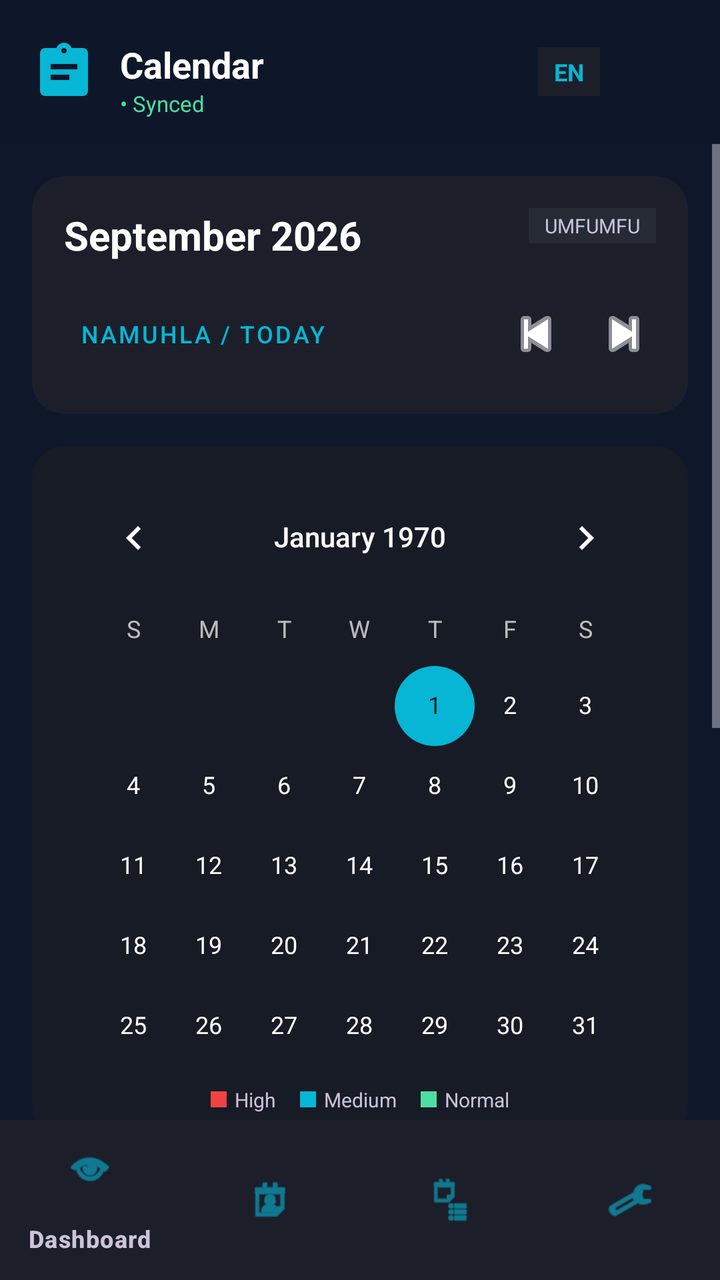
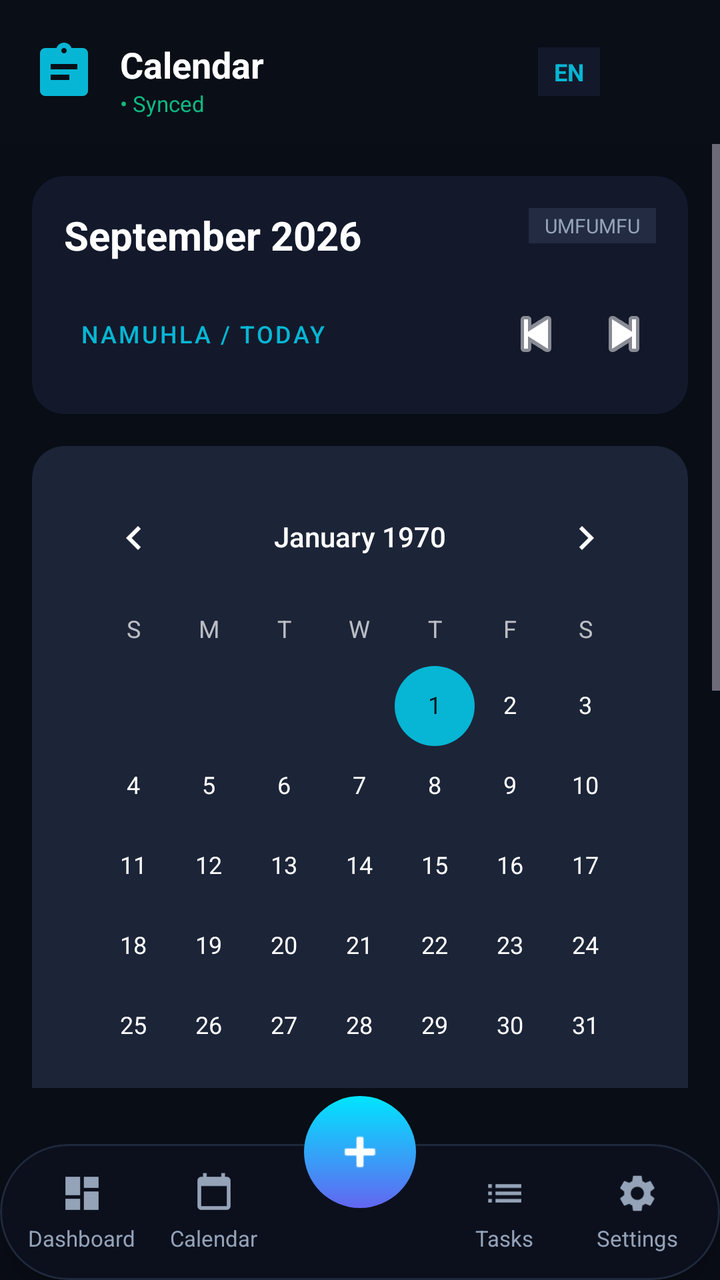

Compare the two renders of this Android layout. The source of the first and the diff that turns it into the second are given below.
<!-- AndroidManifest.xml: application theme Theme.AssignmentPlanner -->
<!-- res/layout/activity_calendar.xml -->
<?xml version="1.0" encoding="utf-8"?>
<androidx.constraintlayout.widget.ConstraintLayout xmlns:android="http://schemas.android.com/apk/res/android"
    xmlns:app="http://schemas.android.com/apk/res-auto"
    xmlns:tools="http://schemas.android.com/tools"
    android:id="@+id/main"
    android:layout_width="match_parent"
    android:layout_height="match_parent"
    android:background="@color/bg_gradient_start">

    
    <androidx.constraintlayout.widget.ConstraintLayout
        android:id="@+id/cl_calendar_header_bar"
        android:layout_width="match_parent"
        android:layout_height="72dp"
        android:background="#1A0F131D"
        android:paddingHorizontal="16dp"
        app:layout_constraintTop_toTopOf="parent">

        <ImageView
            android:id="@+id/iv_logo"
            android:layout_width="32dp"
            android:layout_height="32dp"
            android:src="@drawable/ic_assignment_logo"
            app:layout_constraintBottom_toBottomOf="parent"
            app:layout_constraintStart_toStartOf="parent"
            app:layout_constraintTop_toTopOf="parent" />

        <TextView
            android:id="@+id/tv_header_title"
            android:layout_width="wrap_content"
            android:layout_height="wrap_content"
            android:layout_marginStart="12dp"
            android:text="Calendar"
            android:textColor="@color/text_primary"
            android:textSize="18sp"
            android:textStyle="bold"
            app:layout_constraintStart_toEndOf="@id/iv_logo"
            app:layout_constraintTop_toTopOf="@id/iv_logo" />

        <TextView
            android:id="@+id/tv_sync_status"
            android:layout_width="wrap_content"
            android:layout_height="wrap_content"
            android:text="• Synced"
            android:textColor="@color/tertiary_green"
            android:textSize="11sp"
            app:layout_constraintStart_toStartOf="@id/tv_header_title"
            app:layout_constraintTop_toBottomOf="@id/tv_header_title" />

        <LinearLayout
            android:layout_width="wrap_content"
            android:layout_height="wrap_content"
            android:gravity="center_vertical"
            android:orientation="horizontal"
            app:layout_constraintBottom_toBottomOf="parent"
            app:layout_constraintEnd_toEndOf="parent"
            app:layout_constraintTop_toTopOf="parent">

            <TextView
                android:layout_width="wrap_content"
                android:layout_height="wrap_content"
                android:background="@color/surface_container"
                android:paddingHorizontal="8dp"
                android:paddingVertical="4dp"
                android:text="EN"
                android:textColor="@color/accent_cyan"
                android:textSize="12sp"
                android:textStyle="bold" />

            <ImageView
                android:id="@+id/iv_profile_icon"
                android:layout_width="32dp"
                android:layout_height="32dp"
                android:layout_marginStart="12dp"
                android:src="@android:drawable/sym_def_app_icon"
                app:tint="@color/text_on_surface_variant" />
        </LinearLayout>
    </androidx.constraintlayout.widget.ConstraintLayout>

    
    <ScrollView
        android:layout_width="match_parent"
        android:layout_height="0dp"
        android:fillViewport="true"
        app:layout_constraintBottom_toTopOf="@id/bottom_nav"
        app:layout_constraintTop_toBottomOf="@id/cl_calendar_header_bar">

        <LinearLayout
            android:layout_width="match_parent"
            android:layout_height="wrap_content"
            android:orientation="vertical"
            android:padding="16dp">

            
            <com.google.android.material.card.MaterialCardView
                android:layout_width="match_parent"
                android:layout_height="wrap_content"
                android:layout_marginBottom="16dp"
                app:cardBackgroundColor="@color/surface_container"
                app:cardCornerRadius="16dp"
                app:strokeWidth="0dp">

                <LinearLayout
                    android:layout_width="match_parent"
                    android:layout_height="wrap_content"
                    android:orientation="vertical"
                    android:padding="16dp">

                    <androidx.constraintlayout.widget.ConstraintLayout
                        android:layout_width="match_parent"
                        android:layout_height="wrap_content"
                        android:layout_marginBottom="12dp">

                        <TextView
                            android:layout_width="wrap_content"
                            android:layout_height="wrap_content"
                            android:text="September 2026"
                            android:textColor="@color/text_primary"
                            android:textSize="20sp"
                            android:textStyle="bold"
                            app:layout_constraintStart_toStartOf="parent"
                            app:layout_constraintTop_toTopOf="parent" />

                        <TextView
                            android:layout_width="wrap_content"
                            android:layout_height="wrap_content"
                            android:background="@color/surface_container_high"
                            android:paddingHorizontal="8dp"
                            android:paddingVertical="2dp"
                            android:text="UMFUMFU"
                            android:textColor="@color/text_on_surface_variant"
                            android:textSize="10sp"
                            app:layout_constraintEnd_toEndOf="parent"
                            app:layout_constraintTop_toTopOf="parent" />
                    </androidx.constraintlayout.widget.ConstraintLayout>

                    <LinearLayout
                        android:layout_width="match_parent"
                        android:layout_height="wrap_content"
                        android:gravity="center_vertical"
                        android:orientation="horizontal">

                        <com.google.android.material.button.MaterialButton
                            style="@style/Widget.MaterialComponents.Button.TextButton"
                            android:layout_width="wrap_content"
                            android:layout_height="wrap_content"
                            android:text="Namuhla / Today"
                            android:textColor="@color/accent_cyan"
                            android:textSize="12sp" />

                        <View
                            android:layout_width="0dp"
                            android:layout_height="1dp"
                            android:layout_weight="1" />

                        <ImageView
                            android:layout_width="32dp"
                            android:layout_height="32dp"
                            android:src="@android:drawable/ic_media_previous"
                            app:tint="@color/text_primary" />

                        <ImageView
                            android:layout_width="32dp"
                            android:layout_height="32dp"
                            android:layout_marginStart="12dp"
                            android:src="@android:drawable/ic_media_next"
                            app:tint="@color/text_primary" />
                    </LinearLayout>
                </LinearLayout>
            </com.google.android.material.card.MaterialCardView>

            
            <com.google.android.material.card.MaterialCardView
                android:layout_width="match_parent"
                android:layout_height="wrap_content"
                android:layout_marginBottom="16dp"
                app:cardBackgroundColor="@color/surface_container_low"
                app:cardCornerRadius="16dp"
                app:strokeWidth="0dp">

                <LinearLayout
                    android:layout_width="match_parent"
                    android:layout_height="wrap_content"
                    android:orientation="vertical"
                    android:padding="12dp">

                    <CalendarView
                        android:id="@+id/cv_calendar"
                        android:layout_width="match_parent"
                        android:layout_height="300dp"
                        android:theme="@style/ThemeOverlay.AppCompat.Dark" />

                    
                    <LinearLayout
                        android:layout_width="match_parent"
                        android:layout_height="wrap_content"
                        android:gravity="center"
                        android:orientation="horizontal"
                        android:paddingTop="8dp">

                        <View
                            android:layout_width="8dp"
                            android:layout_height="8dp"
                            android:background="@color/destructive_red" />

                        <TextView
                            android:layout_width="wrap_content"
                            android:layout_height="wrap_content"
                            android:layout_marginStart="4dp"
                            android:text="High"
                            android:textColor="@color/text_on_surface_variant"
                            android:textSize="10sp" />

                        <View
                            android:layout_width="8dp"
                            android:layout_height="8dp"
                            android:layout_marginStart="12dp"
                            android:background="@color/accent_cyan" />

                        <TextView
                            android:layout_width="wrap_content"
                            android:layout_height="wrap_content"
                            android:layout_marginStart="4dp"
                            android:text="Medium"
                            android:textColor="@color/text_on_surface_variant"
                            android:textSize="10sp" />

                        <View
                            android:layout_width="8dp"
                            android:layout_height="8dp"
                            android:layout_marginStart="12dp"
                            android:background="@color/tertiary_green" />

                        <TextView
                            android:layout_width="wrap_content"
                            android:layout_height="wrap_content"
                            android:layout_marginStart="4dp"
                            android:text="Normal"
                            android:textColor="@color/text_on_surface_variant"
                            android:textSize="10sp" />
                    </LinearLayout>
                </LinearLayout>
            </com.google.android.material.card.MaterialCardView>

            
            <com.google.android.material.card.MaterialCardView
                android:layout_width="match_parent"
                android:layout_height="wrap_content"
                android:layout_marginBottom="16dp"
                app:cardBackgroundColor="@color/error_container"
                app:cardCornerRadius="12dp"
                app:strokeWidth="0dp">

                <LinearLayout
                    android:layout_width="match_parent"
                    android:layout_height="wrap_content"
                    android:orientation="vertical"
                    android:padding="12dp">

                    <TextView
                        android:layout_width="wrap_content"
                        android:layout_height="wrap_content"
                        android:text="⚠️ Cluster Alert"
                        android:textColor="@color/text_primary"
                        android:textStyle="bold" />

                    <TextView
                        android:layout_width="match_parent"
                        android:layout_height="wrap_content"
                        android:layout_marginTop="4dp"
                        android:text="3 assignments due within 48 hours of 20 Sep."
                        android:textColor="@color/text_primary"
                        android:textSize="12sp" />
                </LinearLayout>
            </com.google.android.material.card.MaterialCardView>

            
            <TextView
                android:layout_width="wrap_content"
                android:layout_height="wrap_content"
                android:layout_marginBottom="12dp"
                android:text="NgoLwesihlanu, 20 September 2026"
                android:textColor="@color/text_primary"
                android:textSize="16sp"
                android:textStyle="bold" />

            
            <com.google.android.material.card.MaterialCardView
                android:layout_width="match_parent"
                android:layout_height="wrap_content"
                android:layout_marginBottom="12dp"
                app:cardBackgroundColor="@color/surface_container"
                app:cardCornerRadius="12dp"
                app:strokeWidth="0dp">

                <LinearLayout
                    android:layout_width="match_parent"
                    android:layout_height="wrap_content"
                    android:orientation="vertical"
                    android:padding="14dp">

                    <TextView
                        android:layout_width="wrap_content"
                        android:layout_height="wrap_content"
                        android:text="DATA6222 • High"
                        android:textColor="@color/destructive_red"
                        android:textSize="11sp" />

                    <TextView
                        android:layout_width="match_parent"
                        android:layout_height="wrap_content"
                        android:text="Database Assignment: POE Part 2"
                        android:textColor="@color/text_primary"
                        android:textStyle="bold" />

                    <ProgressBar
                        style="?android:attr/progressBarStyleHorizontal"
                        android:layout_width="match_parent"
                        android:layout_height="4dp"
                        android:layout_marginTop="8dp"
                        android:progress="80"
                        android:progressTint="@color/accent_cyan" />
                </LinearLayout>
            </com.google.android.material.card.MaterialCardView>

            
            <com.google.android.material.button.MaterialButton
                android:layout_width="match_parent"
                android:layout_height="56dp"
                android:layout_marginTop="8dp"
                android:layout_marginBottom="24dp"
                android:backgroundTint="@color/primary_container"
                android:text="Engeza Isabelo / Add Event"
                android:textColor="@color/on_primary_container"
                android:textStyle="bold"
                app:cornerRadius="12dp" />

        </LinearLayout>
    </ScrollView>

    
    <com.google.android.material.bottomnavigation.BottomNavigationView
        android:id="@+id/bottom_nav"
        android:layout_width="match_parent"
        android:layout_height="wrap_content"
        android:background="@color/surface_container"
        app:itemIconTint="@color/accent_cyan"
        app:itemTextColor="@color/text_on_surface_variant"
        app:layout_constraintBottom_toBottomOf="parent"
        app:menu="@menu/bottom_nav_menu" />

</androidx.constraintlayout.widget.ConstraintLayout>
<!-- resources referenced by this layout -->
<resources>
  <color name="accent_cyan">#06B6D4</color>
  <color name="bg_gradient_start">#0F172A</color>
  <color name="destructive_red">#EF4444</color>
  <color name="error_container">#93000A</color>
  <color name="on_primary_container">#340080</color>
  <color name="primary_container">#A078FF</color>
  <color name="surface_container">#1C1F2A</color>
  <color name="surface_container_high">#262A35</color>
  <color name="surface_container_low">#171B26</color>
  <color name="tertiary_green">#4EDEA3</color>
  <color name="text_on_surface_variant">#CBC3D7</color>
  <color name="text_primary">#FFFFFF</color>
  <style name="Theme.AssignmentPlanner" parent="Base.Theme.AssignmentPlanner" />
  <style name="Base.Theme.AssignmentPlanner" parent="Theme.Material3.Dark.NoActionBar">
          <item name="colorPrimary">@color/accent_violet</item>
          <item name="colorSecondary">@color/accent_cyan</item>
          <item name="colorTertiary">@color/tertiary_green</item>
          <item name="colorError">@color/destructive_red</item>
          <item name="android:textColorHint">@color/outline</item>
      </style>
  <color name="accent_violet">#8B5CF6</color>
  <color name="outline">#958EA0</color>
  <!-- unchanged entries left out for length: 1 -->
</resources>

<!-- the commit's change to res/layout/activity_calendar.xml (unified diff, before → after) -->
@@ -82,7 +82,7 @@
         android:layout_width="match_parent"
         android:layout_height="0dp"
         android:fillViewport="true"
-        app:layout_constraintBottom_toTopOf="@id/bottom_nav"
+        app:layout_constraintBottom_toTopOf="@id/dock"
         app:layout_constraintTop_toBottomOf="@id/cl_calendar_header_bar">
 
         <LinearLayout
@@ -339,14 +339,181 @@
     </ScrollView>
 
     
-    <com.google.android.material.bottomnavigation.BottomNavigationView
-        android:id="@+id/bottom_nav"
+    <include
+        layout="@layout/bottom_dock"
+        android:id="@+id/dock"
         android:layout_width="match_parent"
         android:layout_height="wrap_content"
-        android:background="@color/surface_container"
-        app:itemIconTint="@color/accent_cyan"
-        app:itemTextColor="@color/text_on_surface_variant"
+        app:layout_constraintBottom_toBottomOf="parent" />
+
+</androidx.constraintlayout.widget.ConstraintLayout>
+<!-- res/layout/bottom_dock.xml (included above) -->
+<?xml version="1.0" encoding="utf-8"?>
+<androidx.constraintlayout.widget.ConstraintLayout xmlns:android="http://schemas.android.com/apk/res/android"
+    xmlns:app="http://schemas.android.com/apk/res-auto"
+    android:layout_width="match_parent"
+    android:layout_height="wrap_content"
+    android:layout_marginBottom="16dp"
+    android:layout_marginHorizontal="16dp"
+    android:clipChildren="false"
+    android:clipToPadding="false">
+
+    
+    <com.google.android.material.card.MaterialCardView
+        android:id="@+id/dock_pill"
+        android:layout_width="match_parent"
+        android:layout_height="68dp"
+        android:layout_marginTop="28dp"
+        app:cardBackgroundColor="#0C101D"
+        app:cardCornerRadius="34dp"
+        app:cardElevation="8dp"
+        app:strokeColor="#1E293B"
+        app:strokeWidth="1dp"
         app:layout_constraintBottom_toBottomOf="parent"
-        app:menu="@menu/bottom_nav_menu" />
-
+        app:layout_constraintTop_toTopOf="parent">
+
+        <LinearLayout
+            android:layout_width="match_parent"
+            android:layout_height="match_parent"
+            android:orientation="horizontal"
+            android:paddingHorizontal="8dp"
+            android:weightSum="5.2">
+
+            
+            <LinearLayout
+                android:id="@+id/nav_dashboard"
+                android:layout_width="0dp"
+                android:layout_height="match_parent"
+                android:layout_weight="1"
+                android:gravity="center"
+                android:orientation="vertical"
+                android:clickable="true"
+                android:focusable="true">
+                <ImageView
+                    android:id="@+id/icon_dashboard"
+                    android:layout_width="22dp"
+                    android:layout_height="22dp"
+                    android:src="@drawable/ic_dashboard"
+                    app:tint="#94A3B8" />
+                <TextView
+                    android:id="@+id/text_dashboard"
+                    android:layout_width="wrap_content"
+                    android:layout_height="wrap_content"
+                    android:layout_marginTop="4dp"
+                    android:text="Dashboard"
+                    android:textColor="#94A3B8"
+                    android:textSize="11sp"
+                    android:singleLine="true" />
+            </LinearLayout>
+
+            
+            <LinearLayout
+                android:id="@+id/nav_calendar"
+                android:layout_width="0dp"
+                android:layout_height="match_parent"
+                android:layout_weight="1"
+                android:gravity="center"
+                android:orientation="vertical"
+                android:clickable="true"
+                android:focusable="true">
+                <ImageView
+                    android:id="@+id/icon_calendar"
+                    android:layout_width="22dp"
+                    android:layout_height="22dp"
+                    android:src="@drawable/ic_calendar"
+                    app:tint="#94A3B8" />
+                <TextView
+                    android:id="@+id/text_calendar"
+                    android:layout_width="wrap_content"
+                    android:layout_height="wrap_content"
+                    android:layout_marginTop="4dp"
+                    android:text="Calendar"
+                    android:textColor="#94A3B8"
+                    android:textSize="11sp"
+                    android:singleLine="true" />
+            </LinearLayout>
+
+            
+            <Space
+                android:layout_width="0dp"
+                android:layout_height="match_parent"
+                android:layout_weight="1.2" />
+
+            
+            <LinearLayout
+                android:id="@+id/nav_assignments"
+                android:layout_width="0dp"
+                android:layout_height="match_parent"
+                android:layout_weight="1"
+                android:gravity="center"
+                android:orientation="vertical"
+                android:clickable="true"
+                android:focusable="true">
+                <ImageView
+                    android:id="@+id/icon_assignments"
+                    android:layout_width="22dp"
+                    android:layout_height="22dp"
+                    android:src="@drawable/ic_tasks"
+                    app:tint="#94A3B8" />
+                <TextView
+                    android:id="@+id/text_assignments"
+                    android:layout_width="wrap_content"
+                    android:layout_height="wrap_content"
+                    android:layout_marginTop="4dp"
+                    android:text="Tasks"
+                    android:textColor="#94A3B8"
+                    android:textSize="11sp"
+                    android:singleLine="true" />
+            </LinearLayout>
+
+            
+            <LinearLayout
+                android:id="@+id/nav_settings"
+                android:layout_width="0dp"
+                android:layout_height="match_parent"
+                android:layout_weight="1"
+                android:gravity="center"
+                android:orientation="vertical"
+                android:clickable="true"
+                android:focusable="true">
+                <ImageView
+                    android:id="@+id/icon_settings"
+                    android:layout_width="22dp"
+                    android:layout_height="22dp"
+                    android:src="@drawable/ic_settings"
+                    app:tint="#94A3B8" />
+                <TextView
+                    android:id="@+id/text_settings"
+                    android:layout_width="wrap_content"
+                    android:layout_height="wrap_content"
+                    android:layout_marginTop="4dp"
+                    android:text="Settings"
+                    android:textColor="#94A3B8"
+                    android:textSize="11sp"
+                    android:singleLine="true" />
+            </LinearLayout>
+
+        </LinearLayout>
+    </com.google.android.material.card.MaterialCardView>
+
+    
+    <FrameLayout
+        android:id="@+id/fab_add"
+        android:layout_width="56dp"
+        android:layout_height="56dp"
+        android:layout_marginBottom="36dp"
+        android:background="@drawable/gradient_fab_bg"
+        android:elevation="8dp"
+        android:clickable="true"
+        android:focusable="true"
+        app:layout_constraintBottom_toBottomOf="parent"
+        app:layout_constraintEnd_toEndOf="parent"
+        app:layout_constraintStart_toStartOf="parent">
+        <ImageView
+            android:layout_width="28dp"
+            android:layout_height="28dp"
+            android:layout_gravity="center"
+            android:src="@android:drawable/ic_input_add"
+            app:tint="@android:color/white" />
+    </FrameLayout>
 </androidx.constraintlayout.widget.ConstraintLayout>
<!-- resource entries referenced after the edit -->
@@ -1,17 +1,65 @@
 <!-- resources referenced by this layout -->
 <resources>
   <color name="accent_cyan">#06B6D4</color>
-  <color name="bg_gradient_start">#0F172A</color>
+  <color name="bg_gradient_start">#090D16</color>
   <color name="destructive_red">#EF4444</color>
-  <color name="error_container">#93000A</color>
-  <color name="on_primary_container">#340080</color>
-  <color name="primary_container">#A078FF</color>
-  <color name="surface_container">#1C1F2A</color>
-  <color name="surface_container_high">#262A35</color>
-  <color name="surface_container_low">#171B26</color>
-  <color name="tertiary_green">#4EDEA3</color>
-  <color name="text_on_surface_variant">#CBC3D7</color>
+  <color name="error_container">#EF4444</color>
+  <color name="on_primary_container">#FFFFFF</color>
+  <color name="primary_container">#3B82F6</color>
+  <color name="surface_container">#13192B</color>
+  <color name="surface_container_high">#222B42</color>
+  <color name="surface_container_low">#1C2438</color>
+  <color name="tertiary_green">#10B981</color>
+  <color name="text_on_surface_variant">#94A3B8</color>
   <color name="text_primary">#FFFFFF</color>
+  <!-- drawable gradient_fab_bg (drawable) -->
+  <?xml version="1.0" encoding="utf-8"?>
+  <shape xmlns:android="http://schemas.android.com/apk/res/android" android:shape="oval">
+      <gradient
+          android:startColor="#00E5FF"
+          android:endColor="#6366F1"
+          android:angle="270" />
+  </shape>
+  <!-- drawable ic_calendar (drawable) -->
+  <vector xmlns:android="http://schemas.android.com/apk/res/android"
+      android:width="24dp"
+      android:height="24dp"
+      android:viewportWidth="24"
+      android:viewportHeight="24">
+      <path
+          android:fillColor="#FFFFFFFF"
+          android:pathData="M19,3h-1V1h-2v2H8V1H6v2H5c-1.11,0 -1.99,0.9 -1.99,2L3,19c0,1.1 0.89,2 2,2h14c1.1,0 2,-0.9 2,-2V5c0,-1.1 -0.9,-2 -2,-2zm0,16H5V8h14v11z"/>
+  </vector>
+  <!-- drawable ic_dashboard (drawable) -->
+  <vector xmlns:android="http://schemas.android.com/apk/res/android"
+      android:width="24dp"
+      android:height="24dp"
+      android:viewportWidth="24"
+      android:viewportHeight="24">
+      <path
+          android:fillColor="#FFFFFFFF"
+          android:pathData="M3,13h8V3H3v10zm0,8h8v-6H3v6zm10,0h8V11h-8v10zm0-18v6h8V3h-8z"/>
+  </vector>
+  <!-- drawable ic_settings (drawable) -->
+  <vector xmlns:android="http://schemas.android.com/apk/res/android"
+      android:width="24dp"
+      android:height="24dp"
+      android:viewportWidth="24"
+      android:viewportHeight="24">
+      <path
+          android:fillColor="#FFFFFFFF"
+          android:pathData="M19.14,12.94c0.04,-0.3 0.06,-0.61 0.06,-0.94c0,-0.32 -0.02,-0.64 -0.06,-0.94l2.03,-1.58c0.18,-0.14 0.23,-0.41 0.12,-0.61l-1.92,-3.32c-0.12,-0.22 -0.37,-0.29 -0.59,-0.22l-2.39,0.96c-0.5,-0.38 -1.03,-0.7 -1.62,-0.94L14.4,2.81c-0.04,-0.24 -0.24,-0.41 -0.48,-0.41h-3.84c-0.24,0 -0.43,0.17 -0.47,0.41L9.25,5.35C8.66,5.59 8.12,5.92 7.63,6.29L5.24,5.33c-0.22,-0.08 -0.47,0 -0.59,0.22L2.73,8.87C2.62,9.08 2.66,9.34 2.86,9.48l2.03,1.58C4.84,11.36 4.8,11.69 4.8,12s0.02,0.64 0.06,0.94l-2.03,1.58c-0.18,0.14 -0.23,0.41 -0.12,0.61l1.92,3.32c0.12,0.22 0.37,0.29 0.59,0.22l2.39,-0.96c0.5,0.38 1.03,0.7 1.62,0.94l0.36,2.54c0.05,0.24 0.24,0.41 0.48,0.41h3.84c0.24,0 0.43,-0.17 0.47,-0.41l0.36,-2.54c0.59,-0.24 1.13,-0.56 1.62,-0.94l2.39,0.96c0.22,0.08 0.47,0 0.59,-0.22l1.92,-3.32c0.12,-0.22 0.07,-0.49 -0.12,-0.61l-2.01,-1.58zM12,15.6c-1.98,0 -3.6,-1.62 -3.6,-3.6s1.62,-3.6 3.6,-3.6s3.6,1.62 3.6,3.6s-1.62,3.6 -3.6,3.6z"/>
+  </vector>
+  <!-- drawable ic_tasks (drawable) -->
+  <vector xmlns:android="http://schemas.android.com/apk/res/android"
+      android:width="24dp"
+      android:height="24dp"
+      android:viewportWidth="24"
+      android:viewportHeight="24">
+      <path
+          android:fillColor="#FFFFFFFF"
+          android:pathData="M3,13h2v-2H3v2zm0,4h2v-2H3v2zm0,-8h2V7H3v2zm4,4h14v-2H7v2zm0,4h14v-2H7v2zM7,7v2h14V7H7z"/>
+  </vector>
   <style name="Theme.AssignmentPlanner" parent="Base.Theme.AssignmentPlanner" />
   <style name="Base.Theme.AssignmentPlanner" parent="Theme.Material3.Dark.NoActionBar">
           <item name="colorPrimary">@color/accent_violet</item>
@@ -21,7 +69,7 @@
           <item name="android:textColorHint">@color/outline</item>
       </style>
   <color name="accent_violet">#8B5CF6</color>
-  <color name="outline">#958EA0</color>
+  <color name="outline">#2D3748</color>
   <!-- unchanged entries left out for length: 1 -->
 </resources>
 
